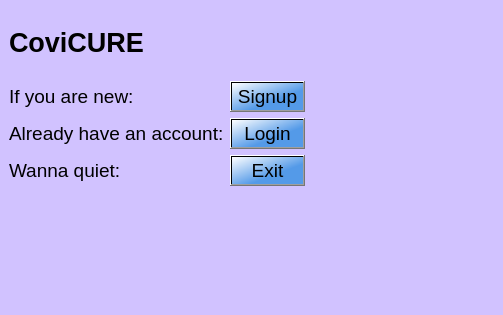
This is Forms/mainwindow.ui in ayush-regmi/CoviCURE as Qt 5 draws it before an edit. The edited form follows.
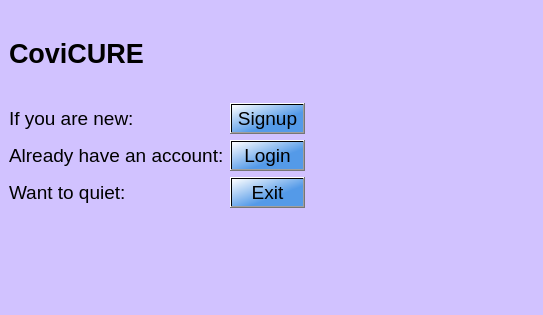
This is the edited form.

```diff
--- a/Forms/mainwindow.ui
+++ b/Forms/mainwindow.ui
@@ -6,7 +6,7 @@
    <rect>
     <x>0</x>
     <y>0</y>
-    <width>503</width>
+    <width>543</width>
     <height>315</height>
    </rect>
   </property>
@@ -17,10 +17,8 @@
    <string notr="true">background-color: rgb(209, 194, 255);</string>
   </property>
   <widget class="QWidget" name="centralwidget">
-   <layout class="QVBoxLayout" name="verticalLayout_3">
-    <item>
-     <layout class="QVBoxLayout" name="verticalLayout_2" stretch="2,8,3">
-      <item>
+   <layout class="QGridLayout" name="gridLayout">
+    <item row="0" column="0">
        <widget class="QLabel" name="label">
         <property name="font">
          <font>
@@ -40,8 +38,26 @@
         </property>
        </widget>
       </item>
-      <item>
-       <layout class="QGridLayout" name="gridLayout" columnstretch="5,1,8">
+    <item row="1" column="0" rowspan="2">
+     <layout class="QFormLayout" name="formLayout">
+      <item row="0" column="0">
+       <widget class="QLabel" name="label_8">
+        <property name="font">
+         <font>
+          <pointsize>14</pointsize>
+          <italic>false</italic>
+          <bold>false</bold>
+         </font>
+        </property>
+        <property name="styleSheet">
+         <string notr="true">
+font: 14pt &quot;Arial Rounded MT Bold&quot;;</string>
+        </property>
+        <property name="text">
+         <string>If you are new:</string>
+        </property>
+       </widget>
+      </item>
         <item row="0" column="1">
          <widget class="QPushButton" name="pushButton_Signup_3">
           <property name="font">
@@ -60,8 +76,8 @@
           </property>
          </widget>
         </item>
-        <item row="3" column="1">
-         <widget class="QPushButton" name="pushButton_Exit_3">
+      <item row="1" column="0">
+       <widget class="QLabel" name="label_9">
           <property name="font">
            <font>
             <pointsize>14</pointsize>
@@ -70,15 +86,14 @@
            </font>
           </property>
           <property name="styleSheet">
-           <string notr="true">background-color: qlineargradient(spread:reflect, x1:0, y1:0, x2:1, y2:1, stop:0 rgba(255, 255, 255, 255), stop:0.629213 rgba(84, 154, 232, 255));
-font: 14pt &quot;Arial Rounded MT Bold&quot;;</string>
+         <string notr="true">font: 14pt &quot;Arial Rounded MT Bold&quot;;</string>
           </property>
           <property name="text">
-           <string>Exit</string>
+         <string>Already have an account:</string>
           </property>
          </widget>
         </item>
-        <item row="2" column="1">
+      <item row="1" column="1">
          <widget class="QPushButton" name="pushButton_Login_3">
           <property name="font">
            <font>
@@ -96,7 +111,7 @@
           </property>
          </widget>
         </item>
-        <item row="3" column="0">
+      <item row="2" column="0">
          <widget class="QLabel" name="label_10">
           <property name="font">
            <font>
@@ -109,12 +124,12 @@
            <string notr="true">font: 14pt &quot;Arial Rounded MT Bold&quot;;</string>
           </property>
           <property name="text">
-           <string>Wanna quiet:</string>
+         <string>Want to quiet:</string>
           </property>
          </widget>
         </item>
-        <item row="0" column="0">
-         <widget class="QLabel" name="label_8">
+      <item row="2" column="1">
+       <widget class="QPushButton" name="pushButton_Exit_3">
           <property name="font">
            <font>
             <pointsize>14</pointsize>
@@ -123,60 +138,38 @@
            </font>
           </property>
           <property name="styleSheet">
-           <string notr="true">
+         <string notr="true">background-color: qlineargradient(spread:reflect, x1:0, y1:0, x2:1, y2:1, stop:0 rgba(255, 255, 255, 255), stop:0.629213 rgba(84, 154, 232, 255));
 font: 14pt &quot;Arial Rounded MT Bold&quot;;</string>
           </property>
           <property name="text">
-           <string>If you are new:</string>
+         <string>Exit</string>
           </property>
          </widget>
         </item>
-        <item row="0" column="2">
-         <spacer name="horizontalSpacer_2">
+     </layout>
+    </item>
+    <item row="0" column="2" rowspan="3">
+     <widget class="QLabel" name="label_pic">
+      <property name="text">
+       <string/>
+      </property>
+     </widget>
+    </item>
+    <item row="0" column="1">
+     <spacer name="horizontalSpacer">
           <property name="orientation">
            <enum>Qt::Horizontal</enum>
           </property>
-          <property name="sizeHint" stdset="0">
-           <size>
-            <width>40</width>
-            <height>20</height>
-           </size>
-          </property>
-         </spacer>
-        </item>
-        <item row="2" column="0">
-         <widget class="QLabel" name="label_9">
-          <property name="font">
-           <font>
-            <pointsize>14</pointsize>
-            <italic>false</italic>
-            <bold>false</bold>
-           </font>
-          </property>
-          <property name="styleSheet">
-           <string notr="true">font: 14pt &quot;Arial Rounded MT Bold&quot;;</string>
-          </property>
-          <property name="text">
-           <string>Already have an account:</string>
-          </property>
-         </widget>
-        </item>
-       </layout>
-      </item>
-      <item>
-       <spacer name="verticalSpacer_2">
-        <property name="orientation">
-         <enum>Qt::Vertical</enum>
+      <property name="sizeType">
+       <enum>QSizePolicy::Fixed</enum>
         </property>
         <property name="sizeHint" stdset="0">
          <size>
           <width>20</width>
-          <height>40</height>
+        <height>20</height>
          </size>
         </property>
        </spacer>
-      </item>
-     </layout>
     </item>
    </layout>
   </widget>
```
Left out of the diff: 2 changed lines with no effect on the pictures. Lines whose indentation alone changed are shown as unchanged.
